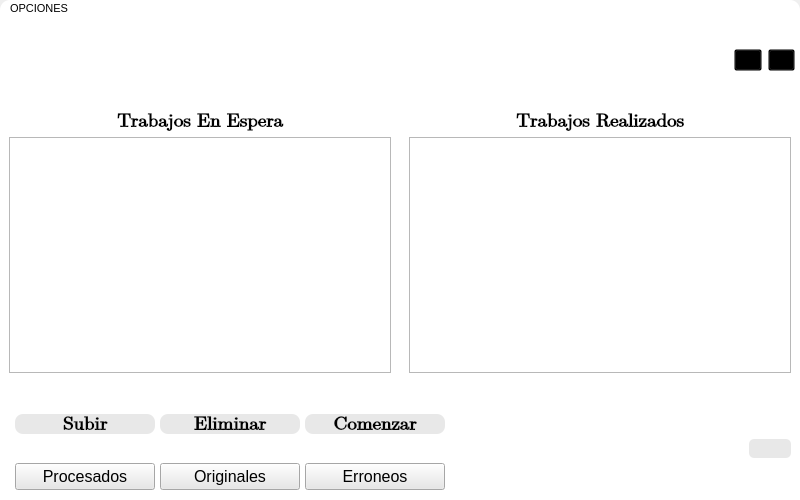
Old version of the form App/Front/V_KREI.ui in the repository LAngelVp/ProccessRMPG73.
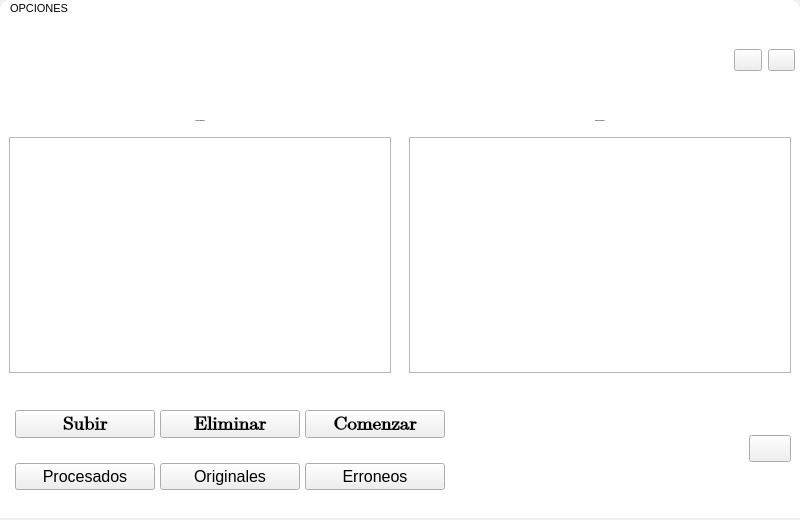
New version of the form. Icons and pictures are not drawn.

What changed in the file:
```diff
--- a/App/Front/V_KREI.ui
+++ b/App/Front/V_KREI.ui
@@ -7,82 +7,66 @@
     <x>0</x>
     <y>0</y>
     <width>800</width>
-    <height>500</height>
+    <height>520</height>
    </rect>
   </property>
   <property name="minimumSize">
    <size>
     <width>800</width>
-    <height>500</height>
+    <height>520</height>
    </size>
   </property>
   <property name="maximumSize">
    <size>
     <width>800</width>
-    <height>500</height>
+    <height>520</height>
    </size>
   </property>
   <property name="windowTitle">
    <string>KENWORTH KREI</string>
   </property>
   <property name="styleSheet">
-   <string notr="true">#WPrincipal{
+   <string notr="true">#Kenworth_KREI{
+min-width: 800px;
+min-height:520px;
+max-width: 800px;
+max-height:520px;
+}
+#WPrincipal{
 background-color: rgb(255, 255, 255);
 }
-#btnSubir{
-background-color: rgb(232, 232, 232);
-border-radius:8px;
+[objectName^=&quot;btc_btc&quot;]{
+background-color: transparent;
+border-radius:none;
+width:35px;
+height:35px;
 }
-#btnSubir::Hover{
-background-color: rgb(209, 209, 209);
+[objectName^=&quot;btc_btc&quot;]:hover{
+	background-color: rgb(209, 209, 209);
+	color: rgb(0, 0, 0);
+	border-radius:4px;
 }
-#btnEliminar{
-background-color: rgb(232, 232, 232);
-border-radius:8px;
+[objectName^=&quot;Tabla&quot;]{
+	background-color: rgb(255, 255, 255);
+	border: 1px solid;
 }
-#btnEliminar::Hover{
-background-color: rgb(209, 209, 209);
+[objectName^=&quot;txt&quot;]{
+	font-family: Arial;
+	color: rgb(0, 0, 0);
+	font-size: 20px;
 }
-#btnComenzar{
-background-color: rgb(232, 232, 232);
-border-radius:8px;
+[objectName^=&quot;btn_btn&quot;]{
+	background-color: rgb(145, 145, 145);
+	border-radius:4px;
+	color: rgb(0, 0, 0);
+	height:35px;
 }
-#btnComenzar::Hover{
-background-color: rgb(209, 209, 209);
-}
-#btn_Procesados{
-background-color: rgb(232, 232, 232);
-}
-#btn_Procesados::hover{
-background-color: rgb(209, 209, 209);
-}
-#btn_Originales{
-background-color: rgb(232, 232, 232);
-}
-#btn_Originales::hover{
-background-color: rgb(209, 209, 209);
-}
-#btn_Errores{
-background-color: rgb(232, 232, 232);
-}
-#btn_Errores::hover{
-background-color: rgb(209, 209, 209);
-}
-#btnAyuda{
-background-color: rgb(232, 232, 232);
-border-radius:5px;
-}
-#btnAyuda::hover{
-background-color: rgb(209, 209, 209);
-}
-#btnMinimizar{
-background-color: transparent;
-}
-#btnCerrar{
-background-color: transparent;
+[objectName^=&quot;btn_btn&quot;]:hover{
+	background-color:  rgb(209, 209, 209);
 }
 #menuBar{
 background-color: rgb(255, 255, 255);
+color: rgb(0, 0, 0);
 border-top-left-radius: 10px;
 border-top-right-radius: 10px;
 }</string>
@@ -330,8 +314,8 @@
             </property>
             <property name="font">
              <font>
-              <family>Cambria Math</family>
-              <pointsize>14</pointsize>
+              <family>Arial</family>
+              <pointsize>-1</pointsize>
               <weight>75</weight>
               <bold>true</bold>
              </font>
@@ -369,8 +353,8 @@
             </property>
             <property name="font">
              <font>
-              <family>Cambria Math</family>
-              <pointsize>14</pointsize>
+              <family>Arial</family>
+              <pointsize>-1</pointsize>
               <weight>75</weight>
               <bold>true</bold>
              </font>
```
Left out of the diff: 32 changed lines with no effect on the pictures.
